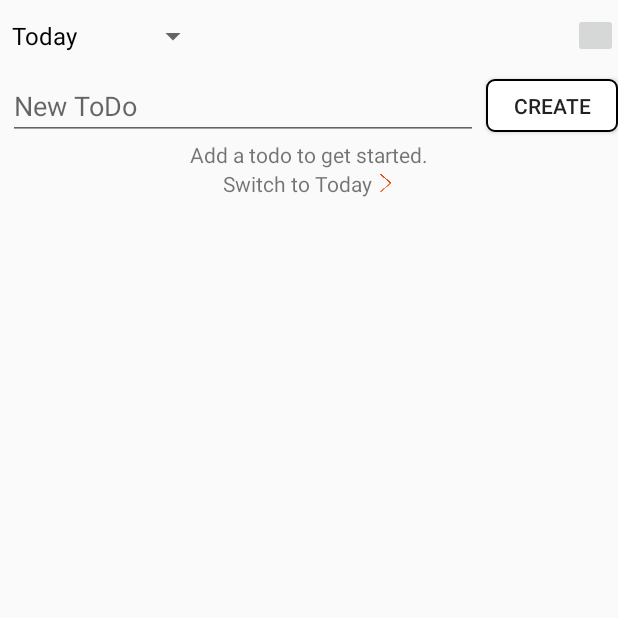
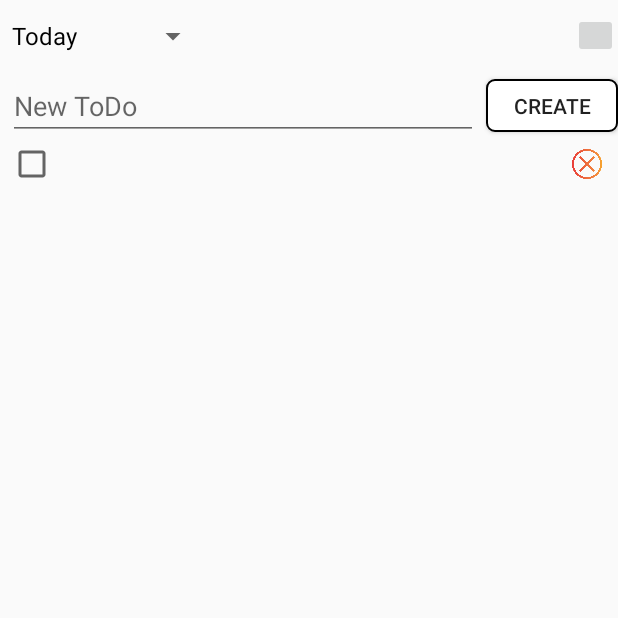
Before and after one commit to code1iners/achacha-android, an Android app: the fragment TodoFragment placed in its activity, after a tap on "CREATE", on a phone screen of 412 x 824 dp, the top half of it. Run offline under Robolectric (Android 15) with nearby library versions, the phone set to English and light mode, and no system bars; our stand-ins replace Timber; libraries missing offline, so code that uses them is left out: com.jakewharton.threetenabp; 11 statements that could not run were skipped.

Commit message:
Update to do UI

```diff
--- a/app/src/main/java/com/example/achacha/adapters/TodoAdapter.kt
+++ b/app/src/main/java/com/example/achacha/adapters/TodoAdapter.kt
@@ -1,6 +1,7 @@
 package com.example.achacha.adapters
 
 import android.content.Context
+import android.os.Handler
 import android.view.LayoutInflater
 import android.view.View
 import android.view.ViewGroup
@@ -14,29 +15,61 @@ class TodoAdapter : RecyclerView.Adapter<TodoAdapter.CustomViewHolder>() {
 
     lateinit var todos: ArrayList<TodoModel>
     lateinit var context: Context
+    lateinit var handler: Handler
     lateinit var onTodoListener: OnTodoListener
 
     inner class CustomViewHolder(v: View): RecyclerView.ViewHolder(v)
-        , View.OnClickListener, CompoundButton.OnCheckedChangeListener {
+        , View.OnClickListener
+        , CompoundButton.OnCheckedChangeListener {
         var todosRecyclerView_check: CheckBox? = null
         var todosRecyclerView_todo_read_mode: TextView? = null
         var todosRecyclerView_todo_write_mode: EditText? = null
         var todosRecyclerView_delete: ImageButton? = null
+        var todosRecyclerView_update: ImageButton? = null
         init {
             todosRecyclerView_check = v.findViewById(R.id.todosRecyclerView_check)
             todosRecyclerView_check?.setOnCheckedChangeListener(this)
             todosRecyclerView_todo_read_mode = v.findViewById(R.id.todosRecyclerView_todo_read_mode)
+            todosRecyclerView_todo_read_mode?.setOnClickListener(this)
             todosRecyclerView_todo_write_mode = v.findViewById(R.id.todosRecyclerView_todo_write_mode)
             todosRecyclerView_delete = v.findViewById(R.id.todosRecyclerView_delete)
             todosRecyclerView_delete?.setOnClickListener(this)
+            todosRecyclerView_update = v.findViewById(R.id.todosRecyclerView_update)
+            todosRecyclerView_update?.setOnClickListener(this)
         }
 
         override fun onClick(v: View) {
             Timber.i(context.resources.getResourceEntryName(v.id))
             val p = adapterPosition
+            val h = this
             when (v.id) {
+                R.id.todosRecyclerView_todo_read_mode -> {
+                    // note. set widgets
+                    todosRecyclerView_todo_read_mode?.visibility = View.GONE
+                    todosRecyclerView_delete?.visibility = View.GONE
+                    todosRecyclerView_todo_write_mode?.visibility = View.VISIBLE
+                    todosRecyclerView_update?.visibility = View.VISIBLE
+                }
+
                 R.id.todosRecyclerView_delete -> {
+//                    val anim = WidgetManager.AnimationManager.getRemoveLeft(context)
+//                    todosRecyclerView_delete?.startAnimation(anim)
+//                    handler.postDelayed({
+//                        onTodoListener.todoDelete(p)
+//                    }, anim.duration)
                     onTodoListener.todoDelete(p)
+                }
+
+                R.id.todosRecyclerView_update -> {
+                    // note. set widgets
+                    todosRecyclerView_todo_read_mode?.visibility = View.VISIBLE
+                    todosRecyclerView_delete?.visibility = View.VISIBLE
+                    todosRecyclerView_todo_write_mode?.visibility = View.GONE
+                    todosRecyclerView_update?.visibility = View.GONE
+
+                    todosRecyclerView_todo_write_mode?.setText(todos[p].value)
+
+                    onTodoListener.todoUpdate(h, p, todos[p])
                 }
             }
         }
@@ -76,6 +109,7 @@ class TodoAdapter : RecyclerView.Adapter<TodoAdapter.CustomViewHolder>() {
 
     interface OnTodoListener {
         fun todoDelete(p: Int)
+        fun todoUpdate(h: CustomViewHolder, p: Int, m: TodoModel)
     }
 
 }
--- a/app/src/main/java/com/example/achacha/helpers/WorkManager.kt
+++ b/app/src/main/java/com/example/achacha/helpers/WorkManager.kt
@@ -54,6 +54,12 @@ class WorkManager {
             return JSONArray()
         }
 
+        fun updateTodo(activity: Activity, position: Int, model: TodoModel) {
+            val arr = readTodo(activity)
+            arr.put(position, Gson().toJson(model))
+            PreferencesManager(activity, WORK).add(TODO, arr.toString())
+        }
+
         fun deleteTodo(activity: Activity, position: Int) {
             val arr = readTodo(activity)
             arr.remove(position)
--- a/app/src/main/java/com/example/achacha/ui/TodoFragment.kt
+++ b/app/src/main/java/com/example/achacha/ui/TodoFragment.kt
@@ -1,6 +1,7 @@
 package com.example.achacha.ui
 
 import android.os.Bundle
+import android.os.Handler
 import android.view.KeyEvent
 import android.view.LayoutInflater
 import android.view.View
@@ -12,17 +13,11 @@ import androidx.recyclerview.widget.LinearLayoutManager
 import androidx.recyclerview.widget.RecyclerView
 import com.example.achacha.R
 import com.example.achacha.adapters.TodoAdapter
-import com.example.achacha.helpers.Protocol
 import com.example.achacha.helpers.Protocol.BLANK
-import com.example.achacha.helpers.Protocol.PENDING
-import com.example.achacha.helpers.Protocol.UNIQUE_KEY_LENGTH
 import com.example.achacha.helpers.WorkManager
 import com.example.achacha.helpers.WorkManager.Companion.deleteTodo
 import com.example.achacha.models.TodoModel
-import com.example.helpers.PasswordGenerator
 import com.google.gson.Gson
-import com.google.gson.JsonObject
-import com.google.gson.JsonParser
 import org.threeten.bp.LocalDateTime
 import timber.log.Timber
 
@@ -138,6 +133,7 @@ class TodoFragment : Fragment()
         try {
             todoAdapter = TodoAdapter()
             todoAdapter.context = context!!
+            todoAdapter.handler = Handler()
             todoAdapter.onTodoListener = this
             todoAdapter.todos = todos
 
@@ -162,6 +158,8 @@ class TodoFragment : Fragment()
 
         // note. clear focus
         toDoFragment__body_editor_writer.setText(BLANK)
+
+        display()
     }
 
     override fun onClick(v: View) {
@@ -214,6 +212,17 @@ class TodoFragment : Fragment()
         // note. delete ui
         todos.removeAt(p)
         todoAdapter.notifyItemRemoved(p)
+
+        display()
+    }
+
+    override fun todoUpdate(h: TodoAdapter.CustomViewHolder, p: Int, m: TodoModel) {
+        Timber.w(object:Any(){}.javaClass.enclosingMethod!!.name)
+
+        WorkManager.updateTodo(activity!!, p, m.apply {
+            value = h.todosRecyclerView_todo_write_mode?.text.toString()
+            updated = LocalDateTime.now().toString()
+        })
     }
 
     // note. @companion object
--- a/app/src/main/res/layout/fragment_to_do.xml
+++ b/app/src/main/res/layout/fragment_to_do.xml
@@ -56,7 +56,7 @@
     <LinearLayout
         android:id="@+id/toDoFragment__body_list_container"
         android:layout_width="match_parent"
-        android:layout_height="wrap_content">
+        android:layout_height="match_parent">
 
         <androidx.recyclerview.widget.RecyclerView
             android:id="@+id/toDoFragment__body_list"
@@ -69,10 +69,11 @@
         android:id="@+id/toDoFragment__body_blank_container"
         android:orientation="vertical"
         android:layout_width="match_parent"
-        android:layout_height="wrap_content">
+        android:layout_height="match_parent">
 
         <LinearLayout
             android:id="@+id/toDoFragment__body_blank_title_container"
+            android:layout_centerInParent="true"
             android:layout_width="match_parent"
             android:layout_height="wrap_content">
 
--- a/app/src/main/res/layout/recyclerview_todos.xml
+++ b/app/src/main/res/layout/recyclerview_todos.xml
@@ -16,15 +16,16 @@
     <TextView
         android:id="@+id/todosRecyclerView_todo_read_mode"
         android:layout_toEndOf="@+id/todosRecyclerView_check"
-        android:layout_toStartOf="@+id/todosRecyclerView_menu"
+        android:layout_toStartOf="@+id/todosRecyclerView_delete"
         android:layout_centerVertical="true"
         android:layout_width="match_parent"
         android:layout_height="wrap_content"/>
 
     <EditText
         android:id="@+id/todosRecyclerView_todo_write_mode"
+        android:visibility="gone"
         android:layout_toEndOf="@+id/todosRecyclerView_check"
-        android:layout_toStartOf="@+id/todosRecyclerView_delete"
+        android:layout_toStartOf="@+id/todosRecyclerView_update"
         android:layout_centerVertical="true"
         android:layout_width="match_parent"
         android:layout_height="wrap_content"/>
@@ -40,4 +41,16 @@
         android:layout_width="20dp"
         android:layout_height="20dp"/>
 
+    <ImageButton
+        android:id="@+id/todosRecyclerView_update"
+        android:visibility="gone"
+        android:src="@drawable/check_001"
+        android:scaleType="fitCenter"
+        android:background="@null"
+        android:layout_alignParentEnd="true"
+        android:layout_centerVertical="true"
+        android:layout_marginHorizontal="5dp"
+        android:layout_width="20dp"
+        android:layout_height="20dp"/>
+
 </RelativeLayout>
```
Also changed, not shown: app/src/main/res/drawable/check_001.png (added).
